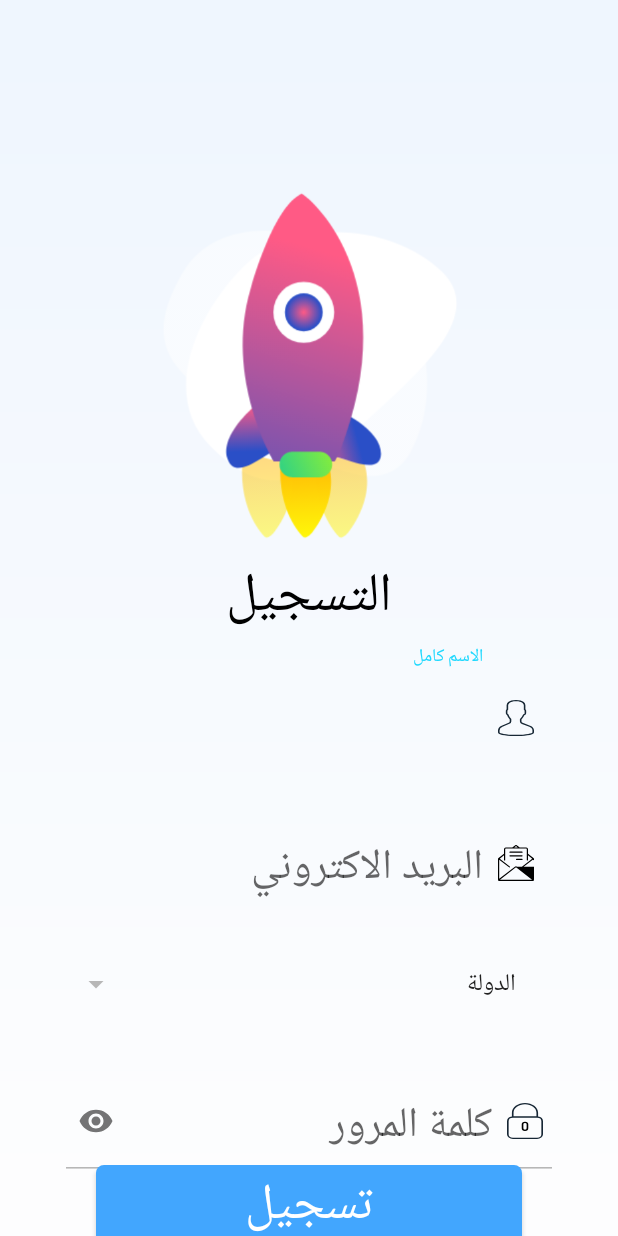
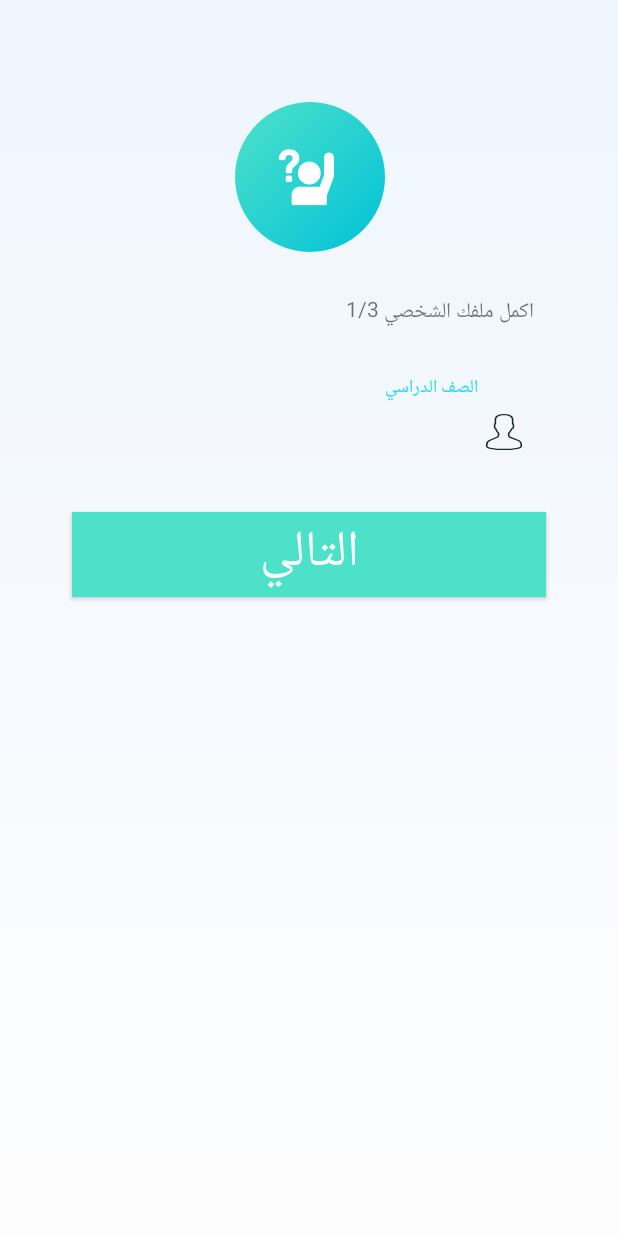
Before and after one commit to alex8530/AndroidChildrenEducation, an Android app: the screen it shows after launch (RegisterActivity before the commit, Register1Activity after it), on a phone screen of 412 x 824 dp. Run offline under Robolectric (Android 15) with nearby library versions, the phone set to English and light mode, and no system bars.

Commit message:
Add Register1Activity

```diff
--- a/app/src/main/AndroidManifest.xml
+++ b/app/src/main/AndroidManifest.xml
@@ -10,7 +10,7 @@
         android:supportsRtl="true"
         android:theme="@style/AppTheme">
         <activity android:name=".MainActivity" />
-        <activity android:name=".RegisterActivity">
+        <activity android:name=".Register1Activity">
             <intent-filter>
                 <action android:name="android.intent.action.MAIN" />
 
@@ -18,7 +18,9 @@
             </intent-filter>
         </activity>
         <activity android:name=".Splash1Activity" />
-        <activity android:name=".LoginActivity"></activity>
+        <activity android:name=".LoginActivity" />
+        <activity android:name=".RegisterActivity" />
+        <activity android:name=".Register_4Activity"></activity>
     </application>
 
 </manifest>
--- /dev/null
+++ b/app/src/main/java/com/example/mrzero/androidadkyaaapp3/Register1Activity.java
@@ -0,0 +1,14 @@
+package com.example.mrzero.androidadkyaaapp3;
+
+import androidx.appcompat.app.AppCompatActivity;
+
+import android.os.Bundle;
+
+public class Register1Activity extends AppCompatActivity {
+
+    @Override
+    protected void onCreate(Bundle savedInstanceState) {
+        super.onCreate(savedInstanceState);
+        setContentView(R.layout.activity_register1);
+    }
+}
--- a/app/src/main/res/layout/activity_register.xml
+++ b/app/src/main/res/layout/activity_register.xml
@@ -10,8 +10,8 @@
 
     <ImageView
         android:id="@+id/imageView4"
-        android:layout_width="350px"
-        android:layout_height="370px"
+        android:layout_width="101dp"
+        android:layout_height="101dp"
         android:layout_marginStart="8dp"
         android:layout_marginTop="170px"
         android:layout_marginEnd="8dp"
@@ -89,7 +89,6 @@
         android:id="@+id/textInputLayout3"
         android:layout_width="0dp"
         android:layout_height="wrap_content"
-        android:layout_marginTop="8dp"
         app:layout_constraintEnd_toStartOf="@+id/guideline5"
         app:layout_constraintStart_toStartOf="@+id/guideline4"
         app:layout_constraintTop_toBottomOf="@+id/spinner"
--- /dev/null
+++ b/app/src/main/res/layout/activity_register1.xml
@@ -0,0 +1,76 @@
+<?xml version="1.0" encoding="utf-8"?>
+<androidx.constraintlayout.widget.ConstraintLayout
+    xmlns:android="http://schemas.android.com/apk/res/android"
+    xmlns:app="http://schemas.android.com/apk/res-auto"
+    xmlns:tools="http://schemas.android.com/tools"
+    android:layout_width="match_parent"
+    android:layoutDirection="rtl"
+    android:background="@drawable/bg_signup"
+    android:layout_height="match_parent"
+    tools:context=".Register1Activity">
+
+    <ImageView
+        android:id="@+id/imageView6"
+        android:layout_width="100dp"
+        android:layout_height="100dp"
+        android:layout_marginStart="8dp"
+        android:layout_marginTop="68dp"
+        android:layout_marginEnd="8dp"
+        app:layout_constraintEnd_toEndOf="parent"
+        app:layout_constraintHorizontal_bias="0.498"
+        app:layout_constraintStart_toStartOf="parent"
+        app:layout_constraintTop_toTopOf="parent"
+        app:srcCompat="@drawable/register1_logo" />
+
+    <TextView
+        android:id="@+id/textView10"
+        android:layout_width="299dp"
+        android:layout_height="0dp"
+        android:layout_marginStart="8dp"
+        android:layout_marginTop="28dp"
+        android:layout_marginEnd="8dp"
+        android:text="اكمل ملفك الشخصي 1/3"
+        app:layout_constraintEnd_toEndOf="parent"
+        app:layout_constraintStart_toStartOf="parent"
+        app:layout_constraintTop_toBottomOf="@+id/imageView6" />
+
+
+    <com.google.android.material.textfield.TextInputLayout
+        android:id="@+id/textInputLayout"
+        android:layout_width="0dp"
+
+        android:layout_height="wrap_content"
+        android:layout_marginStart="48dp"
+        android:layout_marginTop="30dp"
+        android:layout_marginEnd="48dp"
+        app:layout_constraintEnd_toEndOf="parent"
+        app:layout_constraintStart_toStartOf="parent"
+        app:layout_constraintTop_toBottomOf="@+id/textView10">
+
+        <com.google.android.material.textfield.TextInputEditText
+            style="@style/Widget.MaterialComponents.TextInputLayout.OutlinedBox"
+            android:layout_width="match_parent"
+            android:layout_height="wrap_content"
+            android:drawableStart="@drawable/ic_user_icon"
+            android:drawablePadding="5dp"
+            android:hint="الصف الدراسي"
+            android:padding="15dp"
+            android:textSize="14sp" />
+    </com.google.android.material.textfield.TextInputLayout>
+
+
+    <Button
+        android:id="@+id/button"
+        android:layout_width="0dp"
+        android:layout_height="wrap_content"
+        android:layout_marginStart="48dp"
+        android:layout_marginTop="26dp"
+        android:layout_marginEnd="48dp"
+        android:background="#4ee1ca"
+        android:text="التالي"
+        android:textColor="@android:color/white"
+        android:textSize="50px"
+        app:layout_constraintEnd_toEndOf="parent"
+        app:layout_constraintStart_toStartOf="parent"
+        app:layout_constraintTop_toBottomOf="@+id/textInputLayout" />
+</androidx.constraintlayout.widget.ConstraintLayout>
```
Also changed, not shown: app/src/main/java/com/example/mrzero/androidadkyaaapp3/Register_4Activity.java (added, +14 -0 lines), app/src/main/res/layout/activity_register_4.xml (added, +75 -0 lines), app/src/main/res/drawable/padlock.png (added), app/src/main/res/drawable/register1_logo.png (added).
